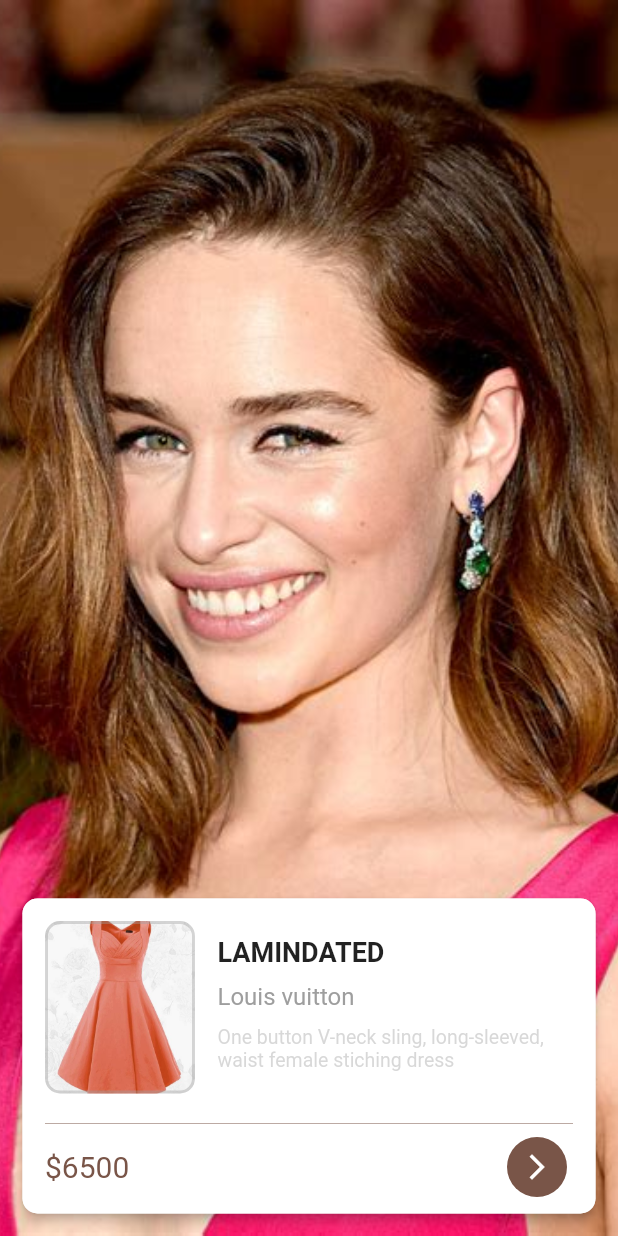
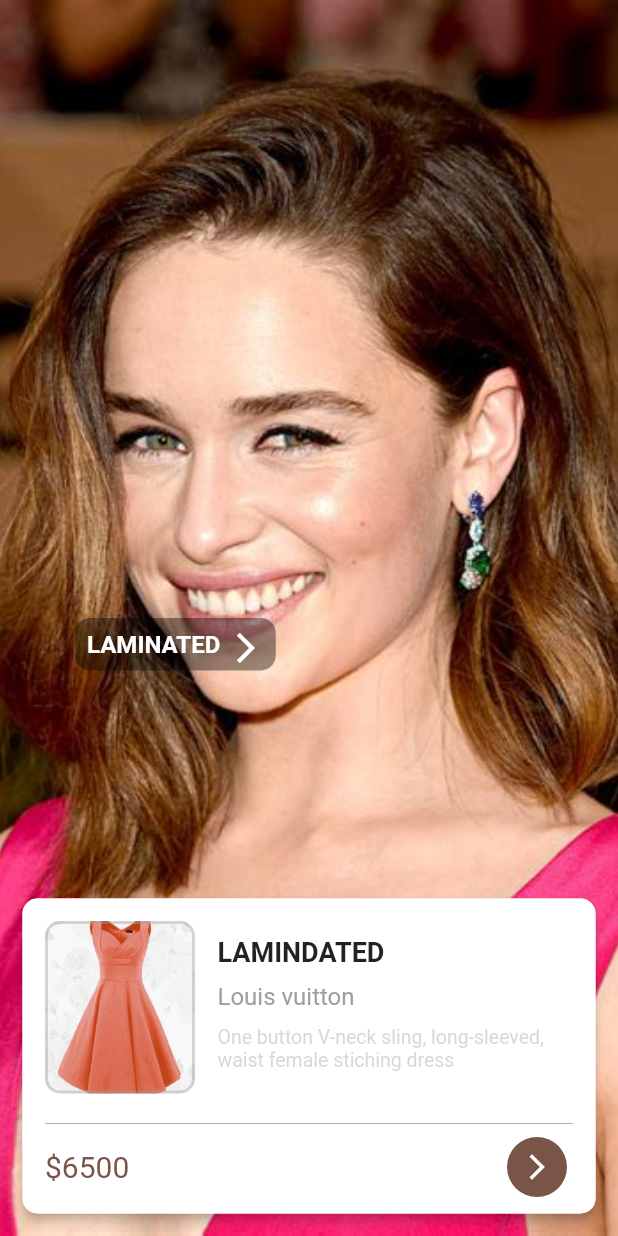
Before and after one commit to AkashRajpurohit/Flutter-Fashion-App-UI, a Flutter app: the DetailsPage screen opened directly, on a phone screen of 412 x 824 dp. Run offline on Flutter 3.47's test engine with Material 2 defaults, Android fonts, the phone set to English and light mode, and no system bars.

Commit message:
:art: laminated text on details page

```diff
--- a/lib/screens/details.dart
+++ b/lib/screens/details.dart
@@ -130,6 +130,39 @@ class _DetailsPageState extends State<DetailsPage> {
                 ),
               ),
             ),
+          ),
+          Positioned(
+            left: 50.0,
+            top: MediaQuery.of(context).size.height / 2,
+            child: Container(
+              height: 35.0,
+              decoration: BoxDecoration(
+                borderRadius: BorderRadius.circular(10.0),
+                color: Colors.black.withOpacity(0.4)
+              ),
+              child: Padding(
+                padding: EdgeInsets.all(8.0),
+                child: Center(
+                  child: Row(
+                    children: <Widget>[
+                      Text(
+                        'LAMINATED',
+                        style: TextStyle(
+                          fontSize: 16.0,
+                          color: Colors.white,
+                          fontWeight: FontWeight.bold
+                        ),
+                      ),
+                      SizedBox(width: 5.0),
+                      Icon(
+                        Icons.arrow_forward_ios,
+                        color: Colors.white
+                      )
+                    ],
+                  ),
+                ),
+              ),
+            ),
           )
         ],
       ),
```
